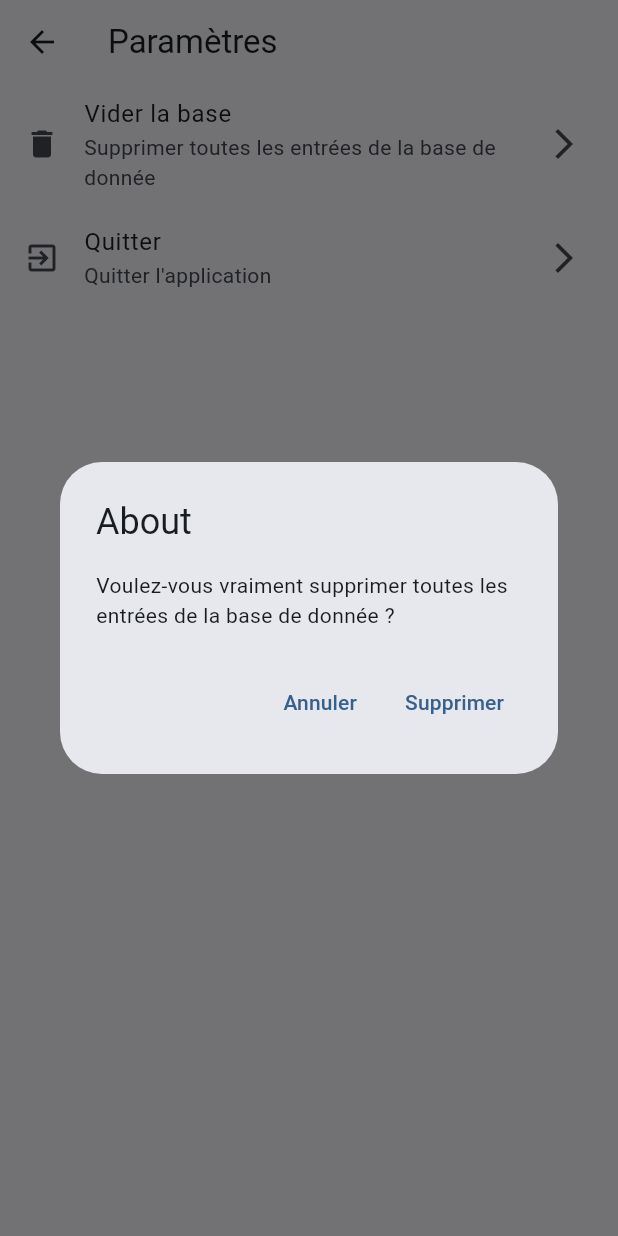
After one commit to Georges987/flutter_sqflite_student, a Flutter app: the SettingPage screen opened directly, after a tap on "Vider la base", on a phone screen of 412 x 824 dp. The commit adds this screen. Run offline on Flutter 3.47's test engine with Material 2 defaults, Android fonts, the light colour scheme and no system bars; our stand-ins replace fluttertoast, sqflite; accounts and stored records are empty.

Commit message:
Adding modif for mains pages

```diff
--- /dev/null
+++ b/lib/views/setting_page.dart
@@ -0,0 +1,82 @@
+import 'package:applcation_test/provider/student_provider.dart';
+import 'package:flutter/material.dart';
+import 'package:flutter/services.dart';
+import 'package:fluttertoast/fluttertoast.dart';
+
+class SettingPage extends StatefulWidget {
+  const SettingPage({super.key});
+
+  @override
+  State<SettingPage> createState() => _SettingPageState();
+}
+
+class _SettingPageState extends State<SettingPage> {
+  @override
+  Widget build(BuildContext context) {
+    return Scaffold(
+      appBar: AppBar(title: const Text("Paramètres")),
+      body: ListView(
+        children: [
+          ListTile(
+            title: const Text("Vider la base"),
+            subtitle:
+                const Text("Supprimer toutes les entrées de la base de donnée"),
+            leading: const Icon(Icons.delete),
+            trailing: const Icon(Icons.arrow_forward_ios),
+            onTap: () {
+              showDialog(
+                  context: context,
+                  builder: (context) => AlertDialog(
+                        title: const Text("About"),
+                        content: const Text(
+                            "Voulez-vous vraiment supprimer toutes les entrées de la base de donnée ?"),
+                        actions: [
+                          TextButton(
+                              onPressed: () {
+                                Navigator.of(context).pop();
+                              },
+                              child: const Text("Annuler")),
+                          TextButton(
+                              onPressed: () {
+                                StuProvider().deleteAll();
+                                Navigator.of(context).pop();
+                                Fluttertoast.showToast(
+                                    msg: "Base de donnée vidée");
+                              },
+                              child: const Text("Supprimer"))
+                        ],
+                      ));
+            },
+          ),
+          ListTile(
+            title: const Text("Quitter"),
+            subtitle: const Text("Quitter l'application"),
+            leading: const Icon(Icons.exit_to_app),
+            trailing: const Icon(Icons.arrow_forward_ios),
+            onTap: () {
+              showDialog(
+                  context: context,
+                  builder: (context) => AlertDialog(
+                        title: const Text("About"),
+                        content: const Text(
+                            "Voulez-vous vraiment quitter l'application ?"),
+                        actions: [
+                          TextButton(
+                              onPressed: () {
+                                Navigator.of(context).pop();
+                              },
+                              child: const Text("Annuler")),
+                          TextButton(
+                              onPressed: () {
+                                SystemNavigator.pop();
+                              },
+                              child: const Text("Quitter"))
+                        ],
+                      ));
+            },
+          )
+        ],
+      ),
+    );
+  }
+}
```
Also changed, not shown: lib/components/list_stu.dart (+11 -5 lines), lib/views/add.dart (+21 -9 lines), lib/views/home.dart (+8 -3 lines).
